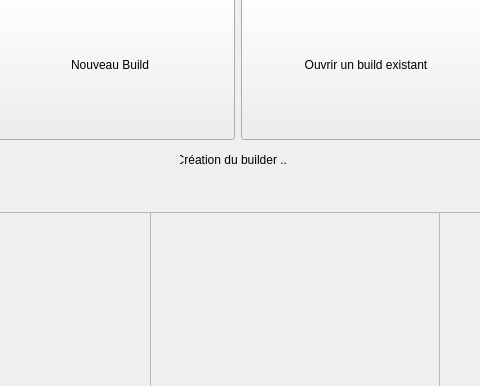
This is ui/c_entry_point.ui in UgVo/Wakfu-Builder as Qt 5 draws it before an edit; both pictures show x 250 to 730 and y 238 to 624 of the 975 by 624 pixel window. The edited form follows.
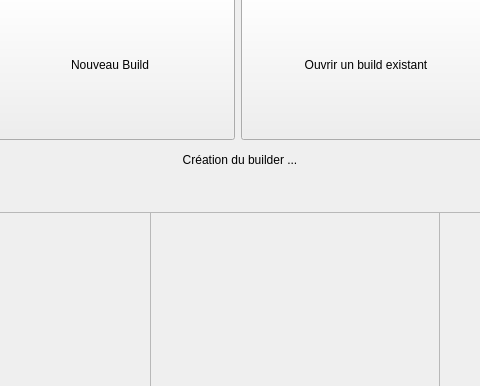
This is the edited form.

Commit message: Fix size of processing label

The edit to the form file:
```diff
--- a/ui/c_entry_point.ui
+++ b/ui/c_entry_point.ui
@@ -37,7 +37,7 @@
         <rect>
          <x>430</x>
          <y>390</y>
-         <width>106</width>
+         <width>120</width>
          <height>16</height>
         </rect>
        </property>
```
